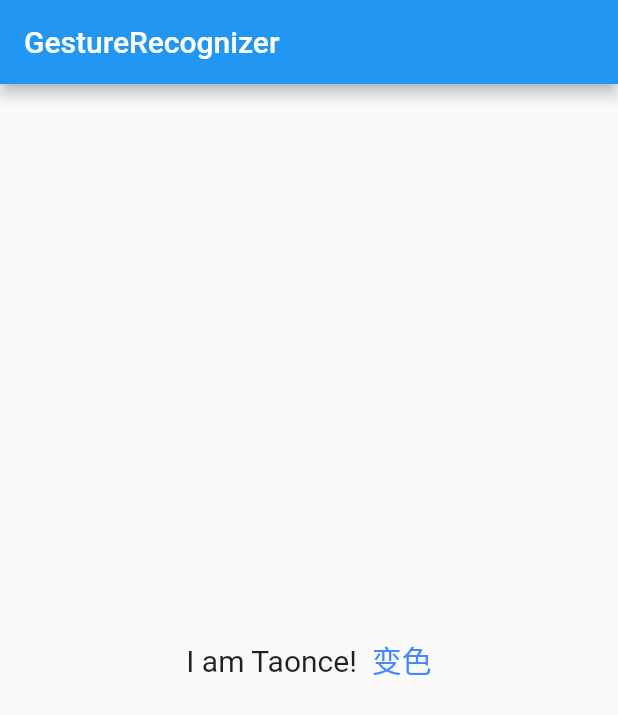
After one commit to Taonce/Flutter-Example, a Flutter app: the screen it shows after launch, on a phone screen of 412 x 824 dp. The commit adds this screen. Shown: the top 715 px of the screen. Run offline on Flutter 3.47's test engine with Material 2 defaults, Android fonts, the phone set to English and light mode, and no system bars; our stand-ins replace dio.

Commit message:
学习手势处理组件

```diff
--- a/lib/bottom_navigation/BottomNavigationWidget.dart
+++ b/lib/bottom_navigation/BottomNavigationWidget.dart
@@ -27,6 +27,11 @@ class BottomNavigationState extends State<BottomNavigationWidget> {
   Widget build(BuildContext context) {
     return Scaffold(
       body: _pages[_currentIndex],
+      floatingActionButton: FloatingActionButton(
+        onPressed: () {},
+        child: Icon(Icons.add),
+      ),
+      floatingActionButtonLocation: FloatingActionButtonLocation.centerDocked,
       bottomNavigationBar: BottomNavigationBar(
         items: [
           BottomNavigationBarItem(
--- /dev/null
+++ b/lib/learn_widget/gesture_detector/learn_gesture_detetor.dart
@@ -0,0 +1,74 @@
+import 'package:flutter/gestures.dart';
+import 'package:flutter/material.dart';
+
+class LearnGestureDetector extends StatefulWidget {
+  @override
+  State<StatefulWidget> createState() => LearnGestureRecognizerState();
+}
+
+class LearnGestureDetectorState extends State<LearnGestureDetector> {
+  double _imageWidth = 200.0;
+
+  @override
+  Widget build(BuildContext context) {
+    // TODO: implement build
+    return Scaffold(
+      appBar: AppBar(
+        title: Text('学习手势操作'),
+      ),
+      body: GestureDetector(
+        child: Image.asset(
+          'images/app_bar_bg.png',
+          width: _imageWidth,
+        ),
+        onScaleUpdate: (details) {
+          setState(() {
+            _imageWidth = 200 * details.scale.clamp(0.8, 10.0);
+          });
+        },
+      ),
+    );
+  }
+}
+
+class LearnGestureRecognizerState extends State<LearnGestureDetector> {
+  bool _isTap = false;
+  TapGestureRecognizer _recognizer = TapGestureRecognizer();
+
+  @override
+  void dispose() {
+    _recognizer.dispose();
+    super.dispose();
+  }
+
+  @override
+  Widget build(BuildContext context) {
+    return Scaffold(
+      appBar: AppBar(
+        title: Text('GestureRecognizer'),
+      ),
+      body: Center(
+        child: Text.rich(TextSpan(
+          children: [
+            TextSpan(
+              text: 'I am Taonce!  ',
+              style: TextStyle(fontSize: 20),
+            ),
+            TextSpan(
+                text: '变色',
+                style: TextStyle(
+                  color: _isTap ? Colors.pinkAccent : Colors.blueAccent,
+                  fontSize: 20,
+                ),
+                recognizer: _recognizer
+                  ..onTap = () {
+                    setState(() {
+                      _isTap = !_isTap;
+                    });
+                  }),
+          ],
+        )),
+      ),
+    );
+  }
+}
--- a/lib/main.dart
+++ b/lib/main.dart
@@ -18,8 +18,10 @@ import 'learn_widget/LearnBottomNavigationBar.dart';
 import 'learn_widget/LearnCheckSwitch.dart';
 import 'learn_widget/card/LearnCard.dart';
 import 'learn_widget/column/LearnColumn.dart';
+import 'learn_widget/gesture_detector/learn_gesture_detetor.dart';
 import 'learn_widget/grid/LearnGridView.dart';
 import 'package:my_flutter/learn_widget/ful_widget/learn_ful_widget.dart';
+import 'learn_widget/intercept_return/learn_intercept_return.dart';
 import 'learn_widget/list/LearnList.dart';
 import 'learn_widget/progress/learn_progress.dart';
 import 'learn_widget/row/LearnRow.dart';
@@ -73,7 +75,9 @@ class MyApp extends StatelessWidget {
 //      home: SearchBarUI(),
 //      home: RequestBD(),
 //      home: LearnFulWidget(),
-      home: LearnProgress(),
+//      home: LearnProgress(),
+//      home: LearnInterceptReturn(),
+      home: LearnGestureDetector(),
       theme: ThemeData.light(),
     );
   }
```
Also changed, not shown: lib/learn_widget/intercept_return/learn_intercept_return.dart (added, +32 -0 lines), lib/learn_widget/progress/learn_progress.dart (+24 -0 lines).
